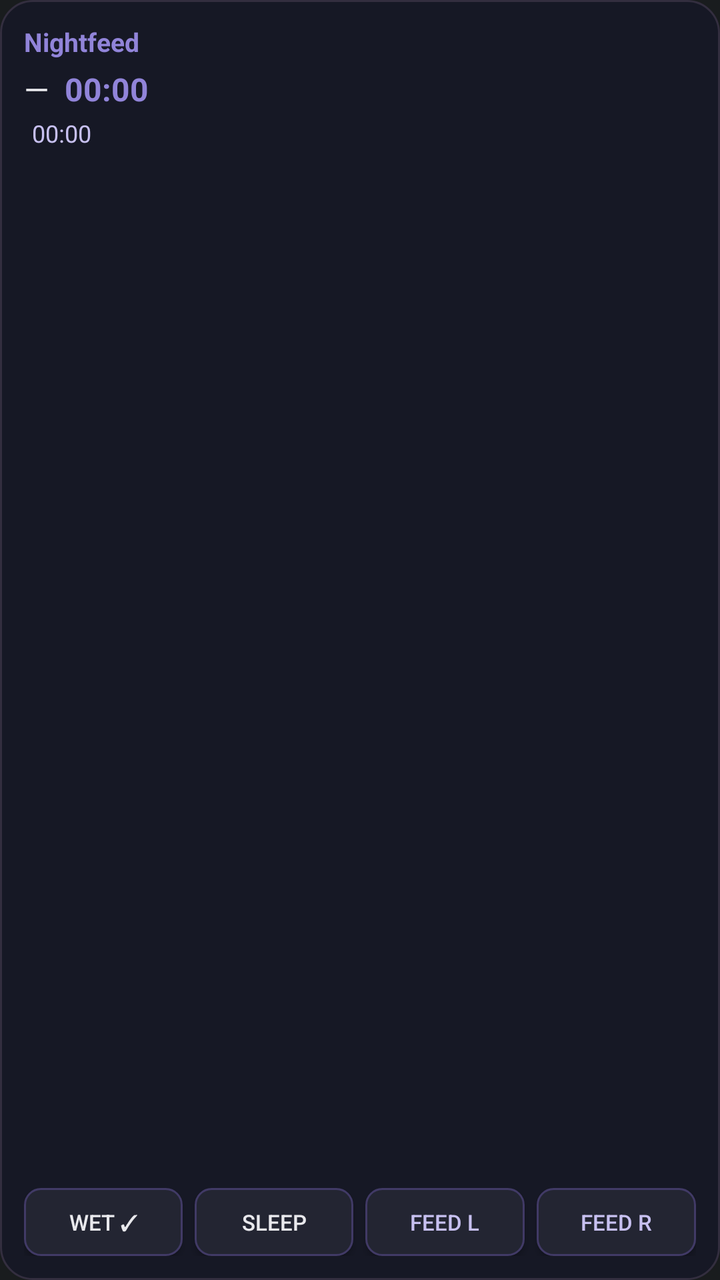
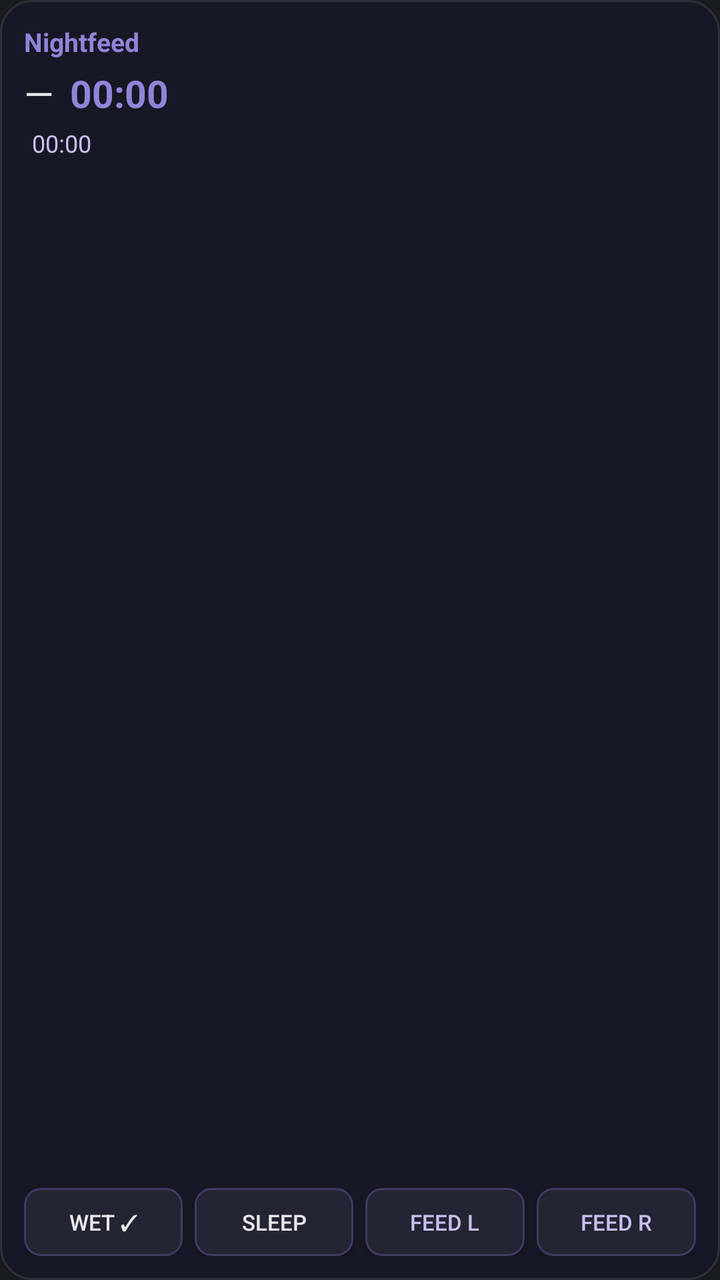

Two renders of the same Android screen: before a commit and after it. Below are the layout's source before the change and the commit's diff.
<!-- AndroidManifest.xml: application theme android:Theme.DeviceDefault.NoActionBar -->
<!-- res/layout/widget.xml -->
<?xml version="1.0" encoding="utf-8"?>
<LinearLayout xmlns:android="http://schemas.android.com/apk/res/android"
    android:id="@+id/root"
    android:layout_width="match_parent"
    android:layout_height="match_parent"
    android:orientation="vertical"
    android:padding="12dp"
    android:background="@drawable/widget_bg">

    <LinearLayout
        android:layout_width="match_parent"
        android:layout_height="wrap_content"
        android:orientation="horizontal">
        <TextView
            android:id="@+id/tv_title"
            android:layout_width="0dp"
            android:layout_height="wrap_content"
            android:layout_weight="1"
            android:text="Nightfeed"
            android:textSize="13sp"
            android:textStyle="bold"
            android:textColor="#9184D9" />
        <TextView
            android:id="@+id/tv_asof"
            android:layout_width="wrap_content"
            android:layout_height="wrap_content"
            android:text=""
            android:textSize="10sp"
            android:textColor="#77777F" />
    </LinearLayout>

    <LinearLayout
        android:layout_width="match_parent"
        android:layout_height="wrap_content"
        android:layout_marginTop="4dp"
        android:orientation="horizontal">
        <TextView
            android:id="@+id/tv_state"
            android:layout_width="wrap_content"
            android:layout_height="wrap_content"
            android:text="—"
            android:textSize="16sp"
            android:textColor="#E9E9ED" />
        <Chronometer
            android:id="@+id/chrono_state"
            android:layout_width="wrap_content"
            android:layout_height="wrap_content"
            android:layout_marginStart="8dp"
            android:textSize="16sp"
            android:textStyle="bold"
            android:textColor="#9184D9" />
    </LinearLayout>

    <LinearLayout
        android:layout_width="match_parent"
        android:layout_height="wrap_content"
        android:layout_marginTop="3dp"
        android:orientation="horizontal">
        <TextView
            android:id="@+id/tv_fed"
            android:layout_width="wrap_content"
            android:layout_height="wrap_content"
            android:text=""
            android:textSize="12sp"
            android:textColor="#A3A3AB" />
        <Chronometer
            android:id="@+id/chrono_fed"
            android:layout_width="wrap_content"
            android:layout_height="wrap_content"
            android:layout_marginStart="4dp"
            android:textSize="12sp"
            android:textColor="#C7C0F0" />
        <TextView
            android:id="@+id/tv_diaper"
            android:layout_width="wrap_content"
            android:layout_height="wrap_content"
            android:layout_marginStart="12dp"
            android:text=""
            android:textSize="12sp"
            android:textColor="#A3A3AB" />
    </LinearLayout>

    <TextView
        android:id="@+id/tv_counts"
        android:layout_width="match_parent"
        android:layout_height="wrap_content"
        android:layout_marginTop="3dp"
        android:text=""
        android:textSize="11sp"
        android:textColor="#77777F" />

    <TextView
        android:id="@+id/tv_reminder"
        android:layout_width="match_parent"
        android:layout_height="wrap_content"
        android:layout_marginTop="2dp"
        android:text=""
        android:textSize="12sp"
        android:textStyle="bold"
        android:textColor="#9184D9"
        android:visibility="gone" />

    <LinearLayout
        android:layout_width="match_parent"
        android:layout_height="0dp"
        android:layout_weight="1"
        android:orientation="horizontal" />

    <LinearLayout
        android:layout_width="match_parent"
        android:layout_height="wrap_content"
        android:orientation="horizontal">
        <Button
            android:id="@+id/btn_wet"
            android:layout_width="0dp"
            android:layout_height="34dp"
            android:layout_weight="1"
            android:text="Wet ✓"
            android:textSize="11sp"
            android:textColor="#E9E9ED"
            android:background="@drawable/btn_bg" />
        <Button
            android:id="@+id/btn_sleep"
            android:layout_width="0dp"
            android:layout_height="34dp"
            android:layout_weight="1"
            android:layout_marginStart="6dp"
            android:text="Sleep"
            android:textSize="11sp"
            android:textColor="#E9E9ED"
            android:background="@drawable/btn_bg" />
        <Button
            android:id="@+id/btn_left"
            android:layout_width="0dp"
            android:layout_height="34dp"
            android:layout_weight="1"
            android:layout_marginStart="6dp"
            android:text="Feed L"
            android:textSize="11sp"
            android:textColor="#C7C0F0"
            android:background="@drawable/btn_bg" />
        <Button
            android:id="@+id/btn_right"
            android:layout_width="0dp"
            android:layout_height="34dp"
            android:layout_weight="1"
            android:layout_marginStart="6dp"
            android:text="Feed R"
            android:textSize="11sp"
            android:textColor="#C7C0F0"
            android:background="@drawable/btn_bg" />
    </LinearLayout>
</LinearLayout>
<!-- resources referenced by this layout -->
<resources>
  <!-- drawable btn_bg (drawable) -->
  <?xml version="1.0" encoding="utf-8"?>
  <shape xmlns:android="http://schemas.android.com/apk/res/android" android:shape="rectangle">
      <solid android:color="#232532" />
      <corners android:radius="8dp" />
      <stroke android:width="1dp" android:color="#413A66" />
  </shape>
  <!-- drawable widget_bg (drawable) -->
  <?xml version="1.0" encoding="utf-8"?>
  <shape xmlns:android="http://schemas.android.com/apk/res/android" android:shape="rectangle">
      <solid android:color="#EE161826" />
      <corners android:radius="16dp" />
      <stroke android:width="1dp" android:color="#332E3F" />
  </shape>
</resources>

<!-- the commit's change to res/layout/widget.xml (unified diff, before → after) -->
@@ -39,14 +39,14 @@
             android:layout_width="wrap_content"
             android:layout_height="wrap_content"
             android:text="—"
-            android:textSize="16sp"
+            android:textSize="19sp"
             android:textColor="#E9E9ED" />
         <Chronometer
             android:id="@+id/chrono_state"
             android:layout_width="wrap_content"
             android:layout_height="wrap_content"
             android:layout_marginStart="8dp"
-            android:textSize="16sp"
+            android:textSize="19sp"
             android:textStyle="bold"
             android:textColor="#9184D9" />
     </LinearLayout>
@@ -61,7 +61,7 @@
             android:layout_width="wrap_content"
             android:layout_height="wrap_content"
             android:text=""
-            android:textSize="12sp"
+            android:textSize="13sp"
             android:textColor="#A3A3AB" />
         <Chronometer
             android:id="@+id/chrono_fed"
@@ -76,7 +76,7 @@
             android:layout_height="wrap_content"
             android:layout_marginStart="12dp"
             android:text=""
-            android:textSize="12sp"
+            android:textSize="13sp"
             android:textColor="#A3A3AB" />
     </LinearLayout>
 
@@ -86,8 +86,8 @@
         android:layout_height="wrap_content"
         android:layout_marginTop="3dp"
         android:text=""
-        android:textSize="11sp"
-        android:textColor="#77777F" />
+        android:textSize="12sp"
+        android:textColor="#8B8B93" />
 
     <TextView
         android:id="@+id/tv_reminder"
